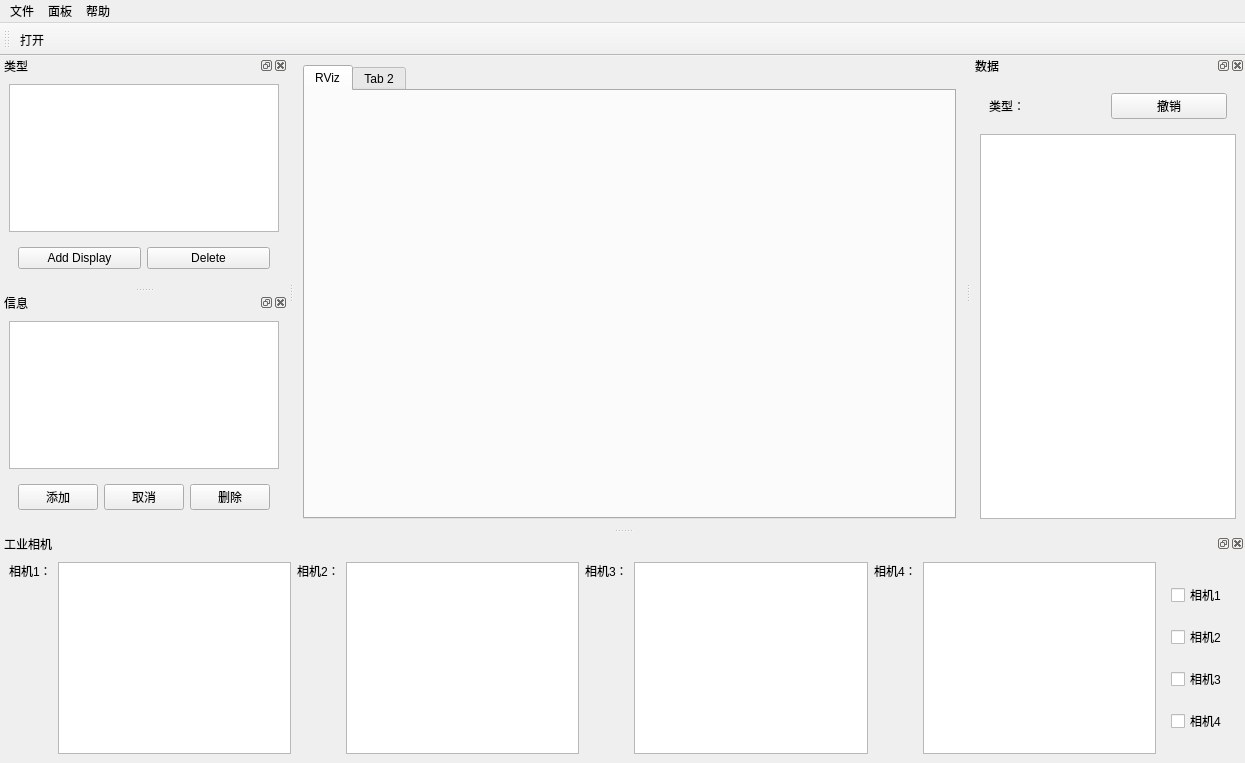
The window that qt_rviz_demo/ui/main_window.ui (Mith-z/ROS_Qt_RViz) describes before a commit, drawn with Qt 5.
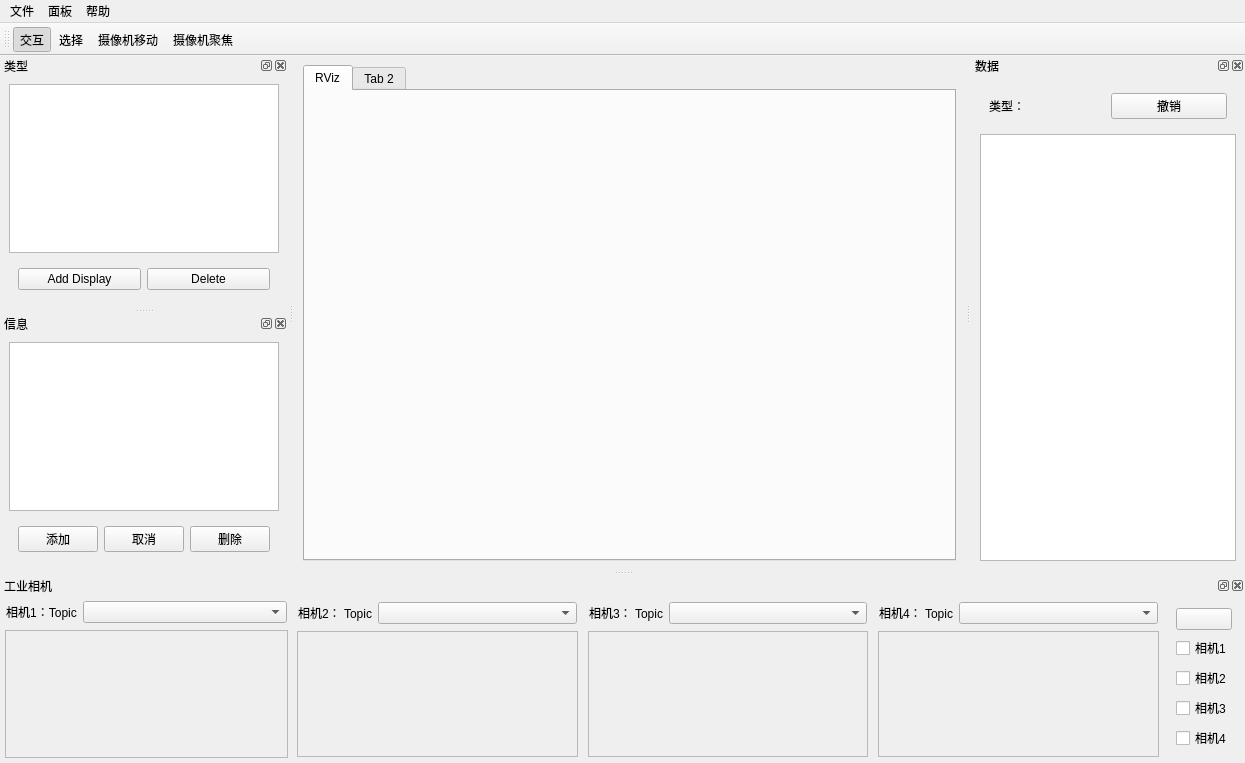
The same window after the commit. Custom widgets are drawn as their Qt base class.

Commit message: pointcloud and camera

What changed in the file:
```diff
--- a/qt_rviz_demo/ui/main_window.ui
+++ b/qt_rviz_demo/ui/main_window.ui
@@ -17,7 +17,7 @@
    <string>MainWindow</string>
   </property>
   <widget class="QWidget" name="centralwidget">
-   <layout class="QVBoxLayout" name="verticalLayout_4">
+   <layout class="QHBoxLayout" name="horizontalLayout_7">
     <item>
      <widget class="QTabWidget" name="displayTabWidget">
       <property name="sizePolicy">
@@ -103,6 +103,9 @@
    <addaction name="helpMenu"/>
   </widget>
   <widget class="QToolBar" name="toolBar">
+   <property name="enabled">
+    <bool>true</bool>
+   </property>
    <property name="windowTitle">
     <string>toolBar</string>
    </property>
@@ -112,7 +115,10 @@
    <attribute name="toolBarBreak">
     <bool>false</bool>
    </attribute>
-   <addaction name="openfile_action"/>
+   <addaction name="interact_action"/>
+   <addaction name="choose_action"/>
+   <addaction name="camera_move_action"/>
+   <addaction name="camera_focus_action"/>
   </widget>
   <widget class="QDockWidget" name="typeDock">
    <property name="sizePolicy">
@@ -183,16 +189,16 @@
           </property>
          </widget>
         </item>
-        <item>
-         <widget class="QPushButton" name="info_delete_Btn">
-          <property name="text">
-           <string>取消</string>
-          </property>
-         </widget>
-        </item>
         <item>
          <widget class="QPushButton" name="info_cancel_Btn">
           <property name="text">
+           <string>取消</string>
+          </property>
+         </widget>
+        </item>
+        <item>
+         <widget class="QPushButton" name="info_delete_Btn">
+          <property name="text">
            <string>删除</string>
           </property>
          </widget>
@@ -214,88 +220,508 @@
     <number>8</number>
    </attribute>
    <widget class="QWidget" name="dockWidgetContents_5">
-    <layout class="QHBoxLayout" name="horizontalLayout">
+    <layout class="QHBoxLayout" name="horizontalLayout_8">
+     <property name="leftMargin">
+      <number>2</number>
+     </property>
+     <property name="topMargin">
+      <number>2</number>
+     </property>
+     <property name="rightMargin">
+      <number>2</number>
+     </property>
+     <property name="bottomMargin">
+      <number>2</number>
+     </property>
      <item>
-      <widget class="QLabel" name="camera_1_Label">
-       <property name="text">
-        <string>相机1：</string>
-       </property>
-       <property name="alignment">
-        <set>Qt::AlignLeading|Qt::AlignLeft|Qt::AlignTop</set>
-       </property>
-      </widget>
-     </item>
-     <item>
-      <widget class="QListView" name="camera_1_ListView"/>
-     </item>
-     <item>
-      <widget class="QLabel" name="camera_2_Label">
-       <property name="text">
-        <string>相机2：</string>
-       </property>
-       <property name="alignment">
-        <set>Qt::AlignLeading|Qt::AlignLeft|Qt::AlignTop</set>
-       </property>
-      </widget>
-     </item>
-     <item>
-      <widget class="QListView" name="camera_2_ListView"/>
-     </item>
-     <item>
-      <widget class="QLabel" name="camera_3_Label">
-       <property name="text">
-        <string>相机3：</string>
-       </property>
-       <property name="alignment">
-        <set>Qt::AlignLeading|Qt::AlignLeft|Qt::AlignTop</set>
-       </property>
-      </widget>
-     </item>
-     <item>
-      <widget class="QListView" name="camera_3_ListView"/>
-     </item>
-     <item>
-      <widget class="QLabel" name="camera_4_Label">
-       <property name="text">
-        <string>相机4：</string>
-       </property>
-       <property name="alignment">
-        <set>Qt::AlignLeading|Qt::AlignLeft|Qt::AlignTop</set>
-       </property>
-      </widget>
-     </item>
-     <item>
-      <widget class="QListView" name="camera_4_ListView"/>
-     </item>
-     <item>
-      <widget class="QWidget" name="widget_2" native="true">
-       <layout class="QVBoxLayout" name="verticalLayout_2">
+      <widget class="QWidget" name="camera_widget" native="true">
+       <layout class="QHBoxLayout" name="horizontalLayout_6">
+        <property name="leftMargin">
+         <number>2</number>
+        </property>
+        <property name="topMargin">
+         <number>2</number>
+        </property>
+        <property name="rightMargin">
+         <number>2</number>
+        </property>
+        <property name="bottomMargin">
+         <number>2</number>
+        </property>
         <item>
-         <widget class="QCheckBox" name="camera_1_CheckBox">
-          <property name="text">
-           <string>相机1</string>
+         <widget class="QWidget" name="camera_1_widget" native="true">
+          <property name="sizePolicy">
+           <sizepolicy hsizetype="Preferred" vsizetype="Preferred">
+            <horstretch>5</horstretch>
+            <verstretch>0</verstretch>
+           </sizepolicy>
           </property>
+          <layout class="QVBoxLayout" name="verticalLayout_4">
+           <property name="leftMargin">
+            <number>1</number>
+           </property>
+           <property name="topMargin">
+            <number>1</number>
+           </property>
+           <property name="rightMargin">
+            <number>1</number>
+           </property>
+           <property name="bottomMargin">
+            <number>1</number>
+           </property>
+           <item>
+            <widget class="QWidget" name="cam1_topic_widget" native="true">
+             <property name="sizePolicy">
+              <sizepolicy hsizetype="Preferred" vsizetype="Preferred">
+               <horstretch>0</horstretch>
+               <verstretch>1</verstretch>
+              </sizepolicy>
+             </property>
+             <layout class="QHBoxLayout" name="horizontalLayout_9">
+              <property name="leftMargin">
+               <number>1</number>
+              </property>
+              <property name="topMargin">
+               <number>1</number>
+              </property>
+              <property name="rightMargin">
+               <number>1</number>
+              </property>
+              <property name="bottomMargin">
+               <number>1</number>
+              </property>
+              <item>
+               <widget class="QLabel" name="camera_1_Label">
+                <property name="sizePolicy">
+                 <sizepolicy hsizetype="Preferred" vsizetype="Preferred">
+                  <horstretch>1</horstretch>
+                  <verstretch>0</verstretch>
+                 </sizepolicy>
+                </property>
+                <property name="text">
+                 <string>相机1：Topic</string>
+                </property>
+                <property name="alignment">
+                 <set>Qt::AlignCenter</set>
+                </property>
+               </widget>
+              </item>
+              <item>
+               <widget class="QComboBox" name="cam1_topic_comboBox">
+                <property name="sizePolicy">
+                 <sizepolicy hsizetype="Preferred" vsizetype="Fixed">
+                  <horstretch>6</horstretch>
+                  <verstretch>0</verstretch>
+                 </sizepolicy>
+                </property>
+               </widget>
+              </item>
+             </layout>
+            </widget>
+           </item>
+           <item>
+            <widget class="rqt_image_view::RatioLayoutedFrame" name="cam1_frame">
+             <property name="sizePolicy">
+              <sizepolicy hsizetype="Preferred" vsizetype="Preferred">
+               <horstretch>0</horstretch>
+               <verstretch>6</verstretch>
+              </sizepolicy>
+             </property>
+             <property name="frameShape">
+              <enum>QFrame::StyledPanel</enum>
+             </property>
+             <property name="frameShadow">
+              <enum>QFrame::Raised</enum>
+             </property>
+            </widget>
+           </item>
+          </layout>
          </widget>
         </item>
         <item>
-         <widget class="QCheckBox" name="camera_2_CheckBox">
-          <property name="text">
-           <string>相机2</string>
+         <widget class="QWidget" name="camera_2_widget" native="true">
+          <property name="sizePolicy">
+           <sizepolicy hsizetype="Preferred" vsizetype="Preferred">
+            <horstretch>5</horstretch>
+            <verstretch>0</verstretch>
+           </sizepolicy>
           </property>
+          <layout class="QVBoxLayout" name="verticalLayout_8">
+           <property name="leftMargin">
+            <number>1</number>
+           </property>
+           <property name="topMargin">
+            <number>1</number>
+           </property>
+           <property name="rightMargin">
+            <number>1</number>
+           </property>
+           <property name="bottomMargin">
+            <number>1</number>
+           </property>
+           <item>
+            <widget class="QWidget" name="camera_1_widget_2" native="true">
+             <property name="sizePolicy">
+              <sizepolicy hsizetype="Preferred" vsizetype="Preferred">
+               <horstretch>6</horstretch>
+               <verstretch>0</verstretch>
+              </sizepolicy>
+             </property>
+             <layout class="QVBoxLayout" name="verticalLayout_7">
+              <property name="leftMargin">
+               <number>1</number>
+              </property>
+              <property name="topMargin">
+               <number>1</number>
+              </property>
+              <property name="rightMargin">
+               <number>1</number>
+              </property>
+              <property name="bottomMargin">
+               <number>1</number>
+              </property>
+              <item>
+               <widget class="QWidget" name="widget_10" native="true">
+                <property name="sizePolicy">
+                 <sizepolicy hsizetype="Preferred" vsizetype="Preferred">
+                  <horstretch>0</horstretch>
+                  <verstretch>1</verstretch>
+                 </sizepolicy>
+                </property>
+                <layout class="QHBoxLayout" name="horizontalLayout_10">
+                 <property name="leftMargin">
+                  <number>1</number>
+                 </property>
+                 <property name="topMargin">
+                  <number>1</number>
+                 </property>
+                 <property name="rightMargin">
+                  <number>1</number>
+                 </property>
+                 <property name="bottomMargin">
+                  <number>1</number>
+                 </property>
+                 <item>
+                  <widget class="QLabel" name="camera_2_Label">
+                   <property name="sizePolicy">
+                    <sizepolicy hsizetype="Preferred" vsizetype="Preferred">
+                     <horstretch>1</horstretch>
+                     <verstretch>0</verstretch>
+                    </sizepolicy>
+                   </property>
+                   <property name="text">
+                    <string>相机2： Topic</string>
+                   </property>
+                   <property name="alignment">
+                    <set>Qt::AlignCenter</set>
+                   </property>
+                  </widget>
+                 </item>
+                 <item>
+                  <widget class="QComboBox" name="cam2_topic_comboBox">
+                   <property name="sizePolicy">
+                    <sizepolicy hsizetype="Preferred" vsizetype="Fixed">
+                     <horstretch>6</horstretch>
+                     <verstretch>0</verstretch>
+                    </sizepolicy>
+                   </property>
+                  </widget>
+                 </item>
+                </layout>
+               </widget>
+              </item>
+              <item>
+               <widget class="rqt_image_view::RatioLayoutedFrame" name="cam2_frame">
+                <property name="sizePolicy">
+                 <sizepolicy hsizetype="Preferred" vsizetype="Preferred">
+                  <horstretch>0</horstretch>
+                  <verstretch>6</verstretch>
+                 </sizepolicy>
+                </property>
+                <property name="frameShape">
+                 <enum>QFrame::StyledPanel</enum>
+                </property>
+                <property name="frameShadow">
+                 <enum>QFrame::Raised</enum>
+                </property>
+               </widget>
+              </item>
+             </layout>
+            </widget>
+           </item>
+          </layout>
          </widget>
         </item>
         <item>
-         <widget class="QCheckBox" name="camera_3_CheckBox">
-          <property name="text">
-           <string>相机3</string>
+         <widget class="QWidget" name="camera_3_widget" native="true">
+          <property name="sizePolicy">
+           <sizepolicy hsizetype="Preferred" vsizetype="Preferred">
+            <horstretch>5</horstretch>
+            <verstretch>0</verstretch>
+           </sizepolicy>
           </property>
+          <layout class="QVBoxLayout" name="verticalLayout_10">
+           <property name="leftMargin">
+            <number>1</number>
+           </property>
+           <property name="topMargin">
+            <number>1</number>
+           </property>
+           <property name="rightMargin">
+            <number>1</number>
+           </property>
+           <property name="bottomMargin">
+            <number>1</number>
+           </property>
+           <item>
+            <widget class="QWidget" name="camera_1_widget_3" native="true">
+             <property name="sizePolicy">
+              <sizepolicy hsizetype="Preferred" vsizetype="Preferred">
+               <horstretch>6</horstretch>
+               <verstretch>0</verstretch>
+              </sizepolicy>
+             </property>
+             <layout class="QVBoxLayout" name="verticalLayout_9">
+              <property name="leftMargin">
+               <number>1</number>
+              </property>
+              <property name="topMargin">
+               <number>1</number>
+              </property>
+              <property name="rightMargin">
+               <number>1</number>
+              </property>
+              <property name="bottomMargin">
+               <number>1</number>
+              </property>
+              <item>
+               <widget class="QWidget" name="widget_12" native="true">
+                <property name="sizePolicy">
+                 <sizepolicy hsizetype="Preferred" vsizetype="Preferred">
+                  <horstretch>0</horstretch>
+                  <verstretch>1</verstretch>
+                 </sizepolicy>
+                </property>
+                <layout class="QHBoxLayout" name="horizontalLayout_11">
+                 <property name="leftMargin">
+                  <number>1</number>
+                 </property>
+                 <property name="topMargin">
+                  <number>1</number>
+                 </property>
+                 <property name="rightMargin">
+                  <number>1</number>
+                 </property>
+                 <property name="bottomMargin">
+                  <number>1</number>
+                 </property>
+                 <item>
+                  <widget class="QLabel" name="camera_3_Label">
+                   <property name="sizePolicy">
+                    <sizepolicy hsizetype="Preferred" vsizetype="Preferred">
+                     <horstretch>1</horstretch>
+                     <verstretch>0</verstretch>
+                    </sizepolicy>
+                   </property>
+                   <property name="text">
+                    <string>相机3： Topic</string>
+                   </property>
+                   <property name="alignment">
+                    <set>Qt::AlignCenter</set>
+                   </property>
+                  </widget>
+                 </item>
+                 <item>
+                  <widget class="QComboBox" name="cam3_topic_comboBox">
+                   <property name="sizePolicy">
+                    <sizepolicy hsizetype="Preferred" vsizetype="Fixed">
+                     <horstretch>6</horstretch>
+                     <verstretch>0</verstretch>
+                    </sizepolicy>
+                   </property>
+                  </widget>
+                 </item>
+                </layout>
+               </widget>
+              </item>
+              <item>
+               <widget class="rqt_image_view::RatioLayoutedFrame" name="cam3_frame">
+                <property name="sizePolicy">
+                 <sizepolicy hsizetype="Preferred" vsizetype="Preferred">
+                  <horstretch>0</horstretch>
+                  <verstretch>6</verstretch>
+                 </sizepolicy>
+                </property>
+                <property name="frameShape">
+                 <enum>QFrame::StyledPanel</enum>
+                </property>
+                <property name="frameShadow">
+                 <enum>QFrame::Raised</enum>
+                </property>
+               </widget>
+              </item>
+             </layout>
+            </widget>
+           </item>
+          </layout>
          </widget>
         </item>
         <item>
-         <widget class="QCheckBox" name="camera_4_CheckBox">
-          <property name="text">
-           <string>相机4</string>
+         <widget class="QWidget" name="camera_4_widget" native="true">
+          <property name="sizePolicy">
+           <sizepolicy hsizetype="Preferred" vsizetype="Preferred">
+            <horstretch>5</horstretch>
+            <verstretch>0</verstretch>
+           </sizepolicy>
           </property>
+          <layout class="QVBoxLayout" name="verticalLayout_12">
+           <property name="leftMargin">
+            <number>1</number>
+           </property>
+           <property name="topMargin">
+            <number>1</number>
+           </property>
+           <property name="rightMargin">
+            <number>1</number>
+           </property>
+           <property name="bottomMargin">
+            <number>1</number>
+           </property>
+           <item>
+            <widget class="QWidget" name="camera_1_widget_4" native="true">
+             <property name="enabled">
+              <bool>true</bool>
+             </property>
+             <property name="sizePolicy">
+              <sizepolicy hsizetype="Preferred" vsizetype="Preferred">
+               <horstretch>6</horstretch>
+               <verstretch>0</verstretch>
+              </sizepolicy>
+             </property>
+             <layout class="QVBoxLayout" name="verticalLayout_11">
+              <property name="leftMargin">
+               <number>1</number>
+              </property>
+              <property name="topMargin">
+               <number>1</number>
+              </property>
+              <property name="rightMargin">
+               <number>1</number>
+              </property>
+              <property name="bottomMargin">
+               <number>1</number>
+              </property>
+              <item>
+               <widget class="QWidget" name="widget_15" native="true">
+                <property name="sizePolicy">
+                 <sizepolicy hsizetype="Preferred" vsizetype="Preferred">
+                  <horstretch>0</horstretch>
+                  <verstretch>1</verstretch>
+                 </sizepolicy>
+                </property>
+                <layout class="QHBoxLayout" name="horizontalLayout_12">
+                 <property name="leftMargin">
+                  <number>1</number>
+                 </property>
+                 <property name="topMargin">
+                  <number>1</number>
+                 </property>
+                 <property name="rightMargin">
+                  <number>1</number>
+                 </property>
+                 <property name="bottomMargin">
+                  <number>1</number>
+                 </property>
+                 <item>
+                  <widget class="QLabel" name="camera_4_Label">
+                   <property name="sizePolicy">
+                    <sizepolicy hsizetype="Preferred" vsizetype="Preferred">
+                     <horstretch>1</horstretch>
+                     <verstretch>0</verstretch>
+                    </sizepolicy>
+                   </property>
+                   <property name="text">
+                    <string>相机4： Topic</string>
+                   </property>
+                   <property name="alignment">
+                    <set>Qt::AlignCenter</set>
+                   </property>
+                  </widget>
+                 </item>
+                 <item>
+                  <widget class="QComboBox" name="cam4_topic_comboBox">
+                   <property name="sizePolicy">
+                    <sizepolicy hsizetype="Preferred" vsizetype="Fixed">
+                     <horstretch>6</horstretch>
+                     <verstretch>0</verstretch>
+                    </sizepolicy>
+                   </property>
+                  </widget>
+                 </item>
+                </layout>
+               </widget>
+              </item>
+              <item>
+               <widget class="rqt_image_view::RatioLayoutedFrame" name="cam4_frame">
+                <property name="sizePolicy">
+                 <sizepolicy hsizetype="Preferred" vsizetype="Preferred">
+                  <horstretch>0</horstretch>
+                  <verstretch>6</verstretch>
+                 </sizepolicy>
+                </property>
+                <property name="frameShape">
+                 <enum>QFrame::StyledPanel</enum>
+                </property>
+                <property name="frameShadow">
+                 <enum>QFrame::Raised</enum>
+                </property>
+               </widget>
+              </item>
+             </layout>
+            </widget>
+           </item>
+          </layout>
+         </widget>
+        </item>
+        <item>
+         <widget class="QWidget" name="cameraCheckbox_widget" native="true">
+          <layout class="QVBoxLayout" name="verticalLayout_2">
+           <item>
+            <widget class="QPushButton" name="cam_update_Btn">
+             <property name="text">
+              <string/>
+             </property>
+            </widget>
+           </item>
+           <item>
+            <widget class="QCheckBox" name="camera_1_CheckBox">
+             <property name="text">
+              <string>相机1</string>
+             </property>
+            </widget>
+           </item>
+           <item>
+            <widget class="QCheckBox" name="camera_2_CheckBox">
+             <property name="text">
+              <string>相机2</string>
+             </property>
+            </widget>
+           </item>
+           <item>
+            <widget class="QCheckBox" name="camera_3_CheckBox">
+             <property name="text">
+              <string>相机3</string>
+             </property>
+            </widget>
+           </item>
+           <item>
+            <widget class="QCheckBox" name="camera_4_CheckBox">
+             <property name="text">
+              <string>相机4</string>
+             </property>
+            </widget>
+           </item>
+          </layout>
          </widget>
         </item>
        </layout>
@@ -305,6 +731,9 @@
    </widget>
   </widget>
   <widget class="QDockWidget" name="dataDock">
+   <property name="autoFillBackground">
+    <bool>true</bool>
+   </property>
    <property name="allowedAreas">
     <set>Qt::RightDockWidgetArea</set>
    </property>
@@ -444,7 +873,73 @@
     <string>关于...</string>
    </property>
   </action>
+  <action name="interact_action">
+   <property name="checkable">
+    <bool>true</bool>
+   </property>
+   <property name="checked">
+    <bool>true</bool>
+   </property>
+   <property name="text">
+    <string>交互</string>
+   </property>
+   <property name="toolTip">
+    <string>鼠标交互</string>
+   </property>
+  </action>
+  <action name="openfile_action">
+   <property name="text">
+    <string>打开</string>
+   </property>
+   <property name="toolTip">
+    <string>打开文件</string>
+   </property>
+  </action>
+  <action name="choose_action">
+   <property name="checkable">
+    <bool>true</bool>
+   </property>
+   <property name="checked">
+    <bool>false</bool>
+   </property>
+   <property name="text">
+    <string>选择</string>
+   </property>
+   <property name="toolTip">
+    <string>鼠标拖动选择</string>
+   </property>
+  </action>
+  <action name="camera_move_action">
+   <property name="checkable">
+    <bool>true</bool>
+   </property>
+   <property name="checked">
+    <bool>false</bool>
+   </property>
+   <property name="text">
+    <string>摄像机移动</string>
+   </property>
+  </action>
+  <action name="camera_focus_action">
+   <property name="checkable">
+    <bool>true</bool>
+   </property>
+   <property name="checked">
+    <bool>false</bool>
+   </property>
+   <property name="text">
+    <string>摄像机聚焦</string>
+   </property>
+  </action>
  </widget>
+ <customwidgets>
+  <customwidget>
+   <class>rqt_image_view::RatioLayoutedFrame</class>
+   <extends>QFrame</extends>
+   <header>./include/qt_rviz_demo/ratio_layouted_frame.h</header>
+   <container>1</container>
+  </customwidget>
+ </customwidgets>
  <resources/>
  <connections/>
 </ui>
```
Left out of the diff: 8 changed lines with no effect on the pictures. The commit also changes 120 other files.
